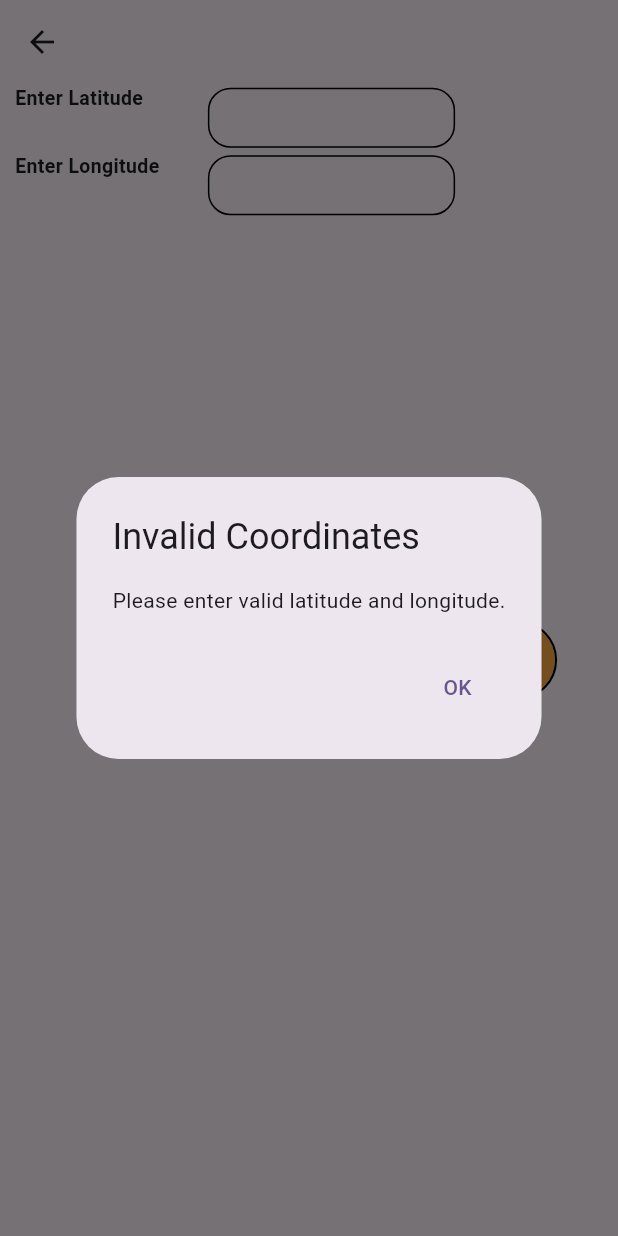
After one commit to Am-Nidhi/Signature_App, a Flutter app: the MapsScreen screen opened directly, after a tap on the "location on" icon, on a phone screen of 412 x 824 dp. The commit adds this screen. Run offline on Flutter 3.47's test engine with Material 3 defaults, Android fonts, the phone set to English and light mode, and no system bars; our stand-ins replace connectivity_plus, dio, open_filex, permission_handler, sqflite; missing offline and left inert: gal, syncfusion_flutter_pdfviewer, syncfusion_flutter_signaturepad; accounts and stored records are empty.

Commit message:
maps screen added

```diff
--- /dev/null
+++ b/lib/screens/mapsScreen.dart
@@ -0,0 +1,196 @@
+import 'package:flutter/material.dart';
+import 'dart:io' as io;
+
+import 'package:url_launcher/url_launcher.dart';
+
+class MapsScreen extends StatefulWidget {
+  const MapsScreen({super.key});
+
+  @override
+  State<MapsScreen> createState() => _MapsScreenState();
+}
+
+class _MapsScreenState extends State<MapsScreen> {
+
+  TextEditingController _latitudeController = TextEditingController();
+  TextEditingController _longitudeController = TextEditingController();
+
+  @override
+  Widget build(BuildContext context) {
+
+    double screenWidth = MediaQuery.of(context).size.width;
+    double screenHeight = MediaQuery.of(context).size.height;
+
+    return Scaffold(
+      appBar: AppBar(),
+      body: Padding(
+                      padding: const EdgeInsets.only(left: 10, right: 10),
+                      child: Row(
+                        children: [
+                          Column(
+                            children: [
+                              Row(
+                                crossAxisAlignment: CrossAxisAlignment.center,
+                                children: [
+                                  SizedBox(
+                                      width: screenWidth * 0.3,
+                                      height: 45,
+                                      child: const Text("Enter Latitude",
+                                          style: TextStyle(
+                                              fontSize: 13,
+                                              fontWeight: FontWeight.bold))),
+                                  const SizedBox(width: 5),
+                                  SizedBox(
+                                    height: 40,
+                                    width: screenWidth * 0.4,
+                                    child: TextField(
+                                      controller: _latitudeController,
+                                      style: const TextStyle(
+                                          color: Colors
+                                              .black), // To hide password input
+                                      decoration: InputDecoration(
+                                        border: OutlineInputBorder(
+                                          borderRadius:
+                                              BorderRadius.circular(15),
+                                        ),
+                                        enabledBorder: OutlineInputBorder(
+                                          borderRadius:
+                                              BorderRadius.circular(15),
+                                          borderSide: const BorderSide(
+                                              color: Colors
+                                                  .black), // black border when inactive
+                                        ),
+                                        focusedBorder: OutlineInputBorder(
+                                          borderRadius:
+                                              BorderRadius.circular(15),
+                                          borderSide: const BorderSide(
+                                              color: Colors.black,
+                                              width:
+                                                  2), // black border when focused
+                                        ),
+                                        hintText: '',
+                                      ),
+                                    ),
+                                  ),
+                                ],
+                              ),
+                              Row(
+                                crossAxisAlignment: CrossAxisAlignment.center,
+                                children: [
+                                  SizedBox(
+                                      width: screenWidth * 0.3,
+                                      height: 45,
+                                      child: const Text("Enter Longitude",
+                                          style: TextStyle(
+                                              fontSize: 13,
+                                              fontWeight: FontWeight.bold))),
+                                  const SizedBox(width: 5),
+                                  SizedBox(
+                                    height: 40,
+                                    width: screenWidth * 0.4,
+                                    child: TextField(
+                                      controller: _longitudeController,
+                                      style: const TextStyle(
+                                          color: Colors
+                                              .black), // To hide password input
+                                      decoration: InputDecoration(
+                                        border: OutlineInputBorder(
+                                          borderRadius:
+                                              BorderRadius.circular(15),
+                                        ),
+                                        enabledBorder: OutlineInputBorder(
+                                          borderRadius:
+                                              BorderRadius.circular(15),
+                                          borderSide: const BorderSide(
+                                              color: Colors
+                                                  .black), // White border when inactive
+                                        ),
+                                        focusedBorder: OutlineInputBorder(
+                                          borderRadius:
+                                              BorderRadius.circular(15),
+                                          borderSide: const BorderSide(
+                                              color: Colors.black,
+                                              width:
+                                                  2), // White border when focused
+                                        ),
+                                        hintText: '',
+                                      ),
+                                    ),
+                                  ),
+                                ],
+                              ),
+                            ],
+                          ),
+                          SizedBox(
+                            height: 20,
+                            width: 15,
+                          ),
+                          // Button to open map
+                          Container(
+                            decoration: BoxDecoration(
+                                shape: BoxShape.circle,
+                                border: Border.all(
+                                    color: Colors.black, width: 1.5)),
+                            child: CircleAvatar(
+                              backgroundColor: Colors.orangeAccent,
+                              radius: 25,
+                              child: IconButton(
+                                  color: Colors.black,
+                                  onPressed: _launchMapWithCoordinates,
+                                  iconSize: 28,
+                                  icon: Icon(Icons.location_on)),
+                            ),
+                          ),
+                        ],
+                      ),
+                    ),
+    );
+  }
+
+  // Method to launch map with coordinates
+  void _launchMapWithCoordinates() {
+    double? latitude = double.tryParse(_latitudeController.text);
+    double? longitude = double.tryParse(_longitudeController.text);
+
+    if (latitude != null && longitude != null) {
+      openMap(latitude, longitude);
+    } else {
+      _showInvalidCoordinatesDialog();
+    }
+  }
+  void openMap(double latitude, double longitude) async {
+  String urlString = io.Platform.isAndroid
+      ? 'https://www.google.com/maps/search/?api=1&query=$latitude,$longitude'
+      : 'https://maps.apple.com/?q=$latitude,$longitude';
+
+  Uri url = Uri.parse(urlString);
+
+  // Check if the URL can be launched
+  if (await canLaunchUrl(url)) {
+    print(url);
+    await launchUrl(url);
+  } else {
+    print('Cannot launch $url');
+  }
+  }
+  void _showInvalidCoordinatesDialog() {
+    showDialog(
+      context: context,
+      builder: (BuildContext context) {
+        return AlertDialog(
+          title: const Text("Invalid Coordinates"),
+          content: const Text("Please enter valid latitude and longitude."),
+          actions: [
+            TextButton(
+              onPressed: () {
+                Navigator.of(context).pop();
+              },
+              child: const Text("OK"),
+            ),
+          ],
+        );
+      },
+    );
+  }
+
+}
--- a/pubspec.yaml
+++ b/pubspec.yaml
@@ -44,6 +44,8 @@ dependencies:
   flutter_downloader: ^1.12.0
   dio: ^5.8.0+1
   connectivity_plus: ^6.1.3
+  url_launcher: ^6.3.1
+  open_filex: ^4.7.0
 
 dev_dependencies:
   flutter_test:
```
Also changed, not shown: lib/screens/initialPage.dart (+19 -2 lines), lib/screens/pdf/helper.dart (added, +107 -0 lines), lib/screens/pdf/layoutscreen.dart (added, +72 -0 lines), lib/screens/pdf/pdflist2.dart (added, +38 -0 lines), pubspec.lock, 1 other file.
